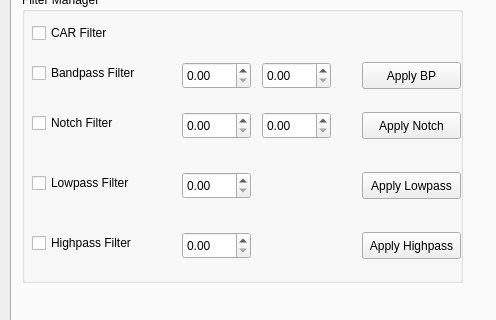
This is package/views/layouts/mainwindow2.ui in WILLSNIU186/EEG-Online-Experiment-GUI as Qt 5 draws it before an edit; both pictures show x 0 to 496 and y 361 to 681 of the 885 by 811 pixel window. The edited form follows.
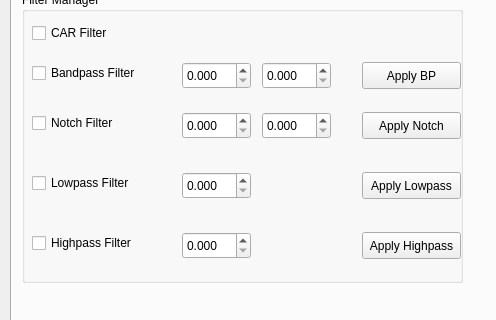
This is the edited form. The open tabs and pages were chosen to show the change. Icons and pictures are not drawn.

The edit to the form file:
```diff
--- a/package/views/layouts/mainwindow2.ui
+++ b/package/views/layouts/mainwindow2.ui
@@ -1028,6 +1028,9 @@
          <height>27</height>
         </rect>
        </property>
+       <property name="decimals">
+        <number>3</number>
+       </property>
       </widget>
       <widget class="QCheckBox" name="checkBox_bandpass">
        <property name="geometry">
@@ -1051,6 +1054,9 @@
          <height>27</height>
         </rect>
        </property>
+       <property name="decimals">
+        <number>3</number>
+       </property>
       </widget>
       <widget class="QDoubleSpinBox" name="doubleSpinBox_lp">
        <property name="geometry">
@@ -1061,6 +1067,9 @@
          <height>27</height>
         </rect>
        </property>
+       <property name="decimals">
+        <number>3</number>
+       </property>
       </widget>
       <widget class="QCheckBox" name="checkBox_car">
        <property name="geometry">
@@ -1110,6 +1119,9 @@
          <height>27</height>
         </rect>
        </property>
+       <property name="decimals">
+        <number>3</number>
+       </property>
       </widget>
       <widget class="QDoubleSpinBox" name="doubleSpinBox_lc_lowpass">
        <property name="geometry">
@@ -1120,6 +1132,9 @@
          <height>27</height>
         </rect>
        </property>
+       <property name="decimals">
+        <number>3</number>
+       </property>
       </widget>
       <widget class="QCheckBox" name="checkBox_low_pass">
        <property name="geometry">
@@ -1156,6 +1171,9 @@
          <height>27</height>
         </rect>
        </property>
+       <property name="decimals">
+        <number>3</number>
+       </property>
       </widget>
       <widget class="QCheckBox" name="checkBox_highpass">
        <property name="geometry">
```
Left out of the diff: 2 changed lines with no effect on the pictures.
